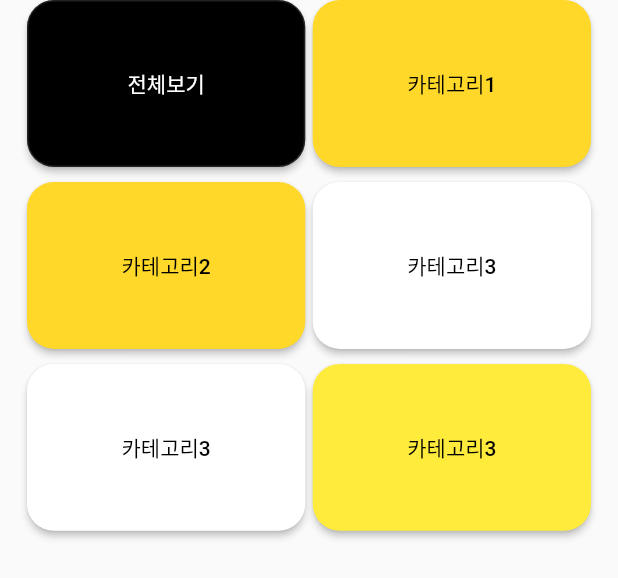
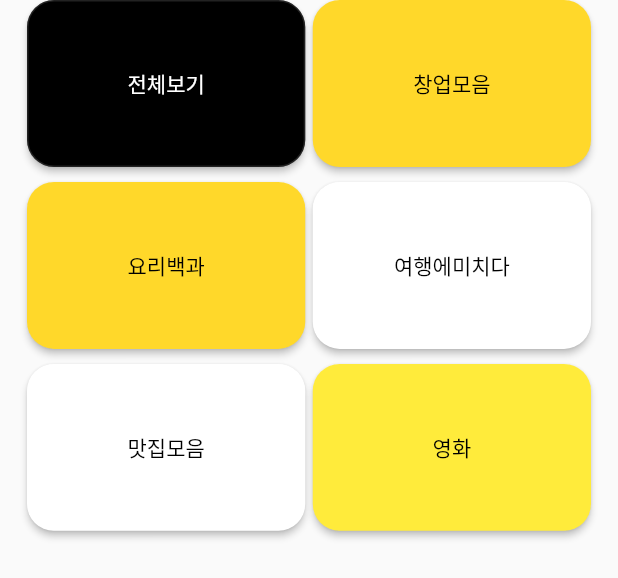
Before and after one commit to Wevivor/Hackathon, a Flutter app: the MyCategoryScreen widget shown alone on an empty page, opened directly, on a phone screen of 412 x 824 dp. Shown: the top 578 px of the screen. Run offline on Flutter 3.47's test engine with Material 2 defaults, Android fonts, the phone set to English and light mode, and no system bars; our stand-ins replace carousel_slider, cloud_firestore, draggable_home, firebase_auth, firebase_core, flutter_signin_button and 1 more; missing offline and left inert: metadata_fetch, receive_sharing_intent; accounts and stored records are empty; network calls fail.

Commit message:
[mdf]overpixel err

```diff
--- a/lib/screen/mycontents_screen.dart
+++ b/lib/screen/mycontents_screen.dart
@@ -35,8 +35,6 @@ class _MyContentsState extends State<MyContents> {
             DefaultTabController(
               length: 4,
               initialIndex: 0,
-              child: SizedBox(
-                height: 500,
               child: Column(
                 children: <Widget>[
                   TabBar(
@@ -49,19 +47,19 @@ class _MyContentsState extends State<MyContents> {
                         text: '전체보기',
                       ),
                       Tab(
-                          text: '카테고리',
+                        text: '창업모음',
                       ),
                       Tab(
-                          text: '카테고리',
+                        text: '요리백과',
                       ),
                       Tab(
-                          text: '카테고리',
+                        text: '여행에미치다',
                       ),
                     ],
                   ),
                   SingleChildScrollView(
                     child: SizedBox(
-                        height: 900,
+                      height: 612,
                       child: TabBarView(
                         children: <Widget>[
                           AllContents(),
@@ -72,9 +70,8 @@ class _MyContentsState extends State<MyContents> {
                       ),
                     ),
                   ),
-                    // SizedBox(height: 2, child: BottomBar())
+                  // SizedBox(height: 200, child: BottomBar.)
                 ],
-                ),
               ),
             ),
           ],
@@ -93,14 +90,16 @@ class AllContents extends StatefulWidget {
 class _AllContentsState extends State<AllContents> {
   @override
   Widget build(BuildContext context) {
-    return Column(
-        mainAxisAlignment: MainAxisAlignment.start,
-        children: <Widget>[
+    return SafeArea(
+      child:
+          Column(mainAxisAlignment: MainAxisAlignment.start, children: <Widget>[
+        Text('data')
         // Image.asset(
         //   'images/pink.jpg',
         //   width: 100,
         //   height: 300,
         // ),
-        ]);
+      ]),
+    );
   }
 }
--- a/lib/screen/mypage_screen.dart
+++ b/lib/screen/mypage_screen.dart
@@ -262,7 +262,7 @@ class MyCategoryScreen extends StatelessWidget {
               }));
             },
             child: Text(
-              '카테고리1',
+              '창업모음',
               style: TextStyle(color: Colors.black),
             ),
             style: ButtonStyle(
@@ -283,7 +283,7 @@ class MyCategoryScreen extends StatelessWidget {
               }));
             },
             child: Text(
-              '카테고리2',
+              '요리백과',
               style: TextStyle(color: Colors.black),
             ),
             style: ButtonStyle(
@@ -304,7 +304,7 @@ class MyCategoryScreen extends StatelessWidget {
               }));
             },
             child: Text(
-              '카테고리3',
+              '여행에미치다',
               style: TextStyle(color: Colors.black),
             ),
             style: ButtonStyle(
@@ -325,7 +325,7 @@ class MyCategoryScreen extends StatelessWidget {
               }));
             },
             child: Text(
-              '카테고리3',
+              '맛집모음',
               style: TextStyle(color: Colors.black),
             ),
             style: ButtonStyle(
@@ -346,7 +346,7 @@ class MyCategoryScreen extends StatelessWidget {
               }));
             },
             child: Text(
-              '카테고리3',
+              '영화',
               style: TextStyle(color: Colors.black),
             ),
             style: ButtonStyle(
--- a/lib/widget/bottombar.dart
+++ b/lib/widget/bottombar.dart
@@ -25,8 +25,8 @@ class _BottomBarState extends State<BottomBar> {
               Articlay(),
               GroupScreen(),
               ShareScreen(),
+              ChatScreen(),
               MyCategory(), //마이페이지
-              ChatScreen()
             ],
           ),
           //네비게이션 바
--- a/lib/widget/search.dart
+++ b/lib/widget/search.dart
@@ -1,3 +1,4 @@
+import 'package:agile_hackathon/widget/filter.dart';
 import 'package:flutter/material.dart';
 
 class Search extends StatefulWidget {
@@ -85,7 +86,10 @@ class _SearchState extends State<Search> {
                   ),
                 ),
                 IconButton(
-                    onPressed: () {}, icon: Icon(Icons.filter_alt_rounded))
+                    onPressed: () {
+                      FilterSheet(); //정렬기준
+                    },
+                    icon: Icon(Icons.filter_alt_rounded))
               ],
             ),
           ),
```
Also changed, not shown: lib/widget/filter.dart (added, +48 -0 lines). Lines whose indentation alone changed are shown as unchanged.
